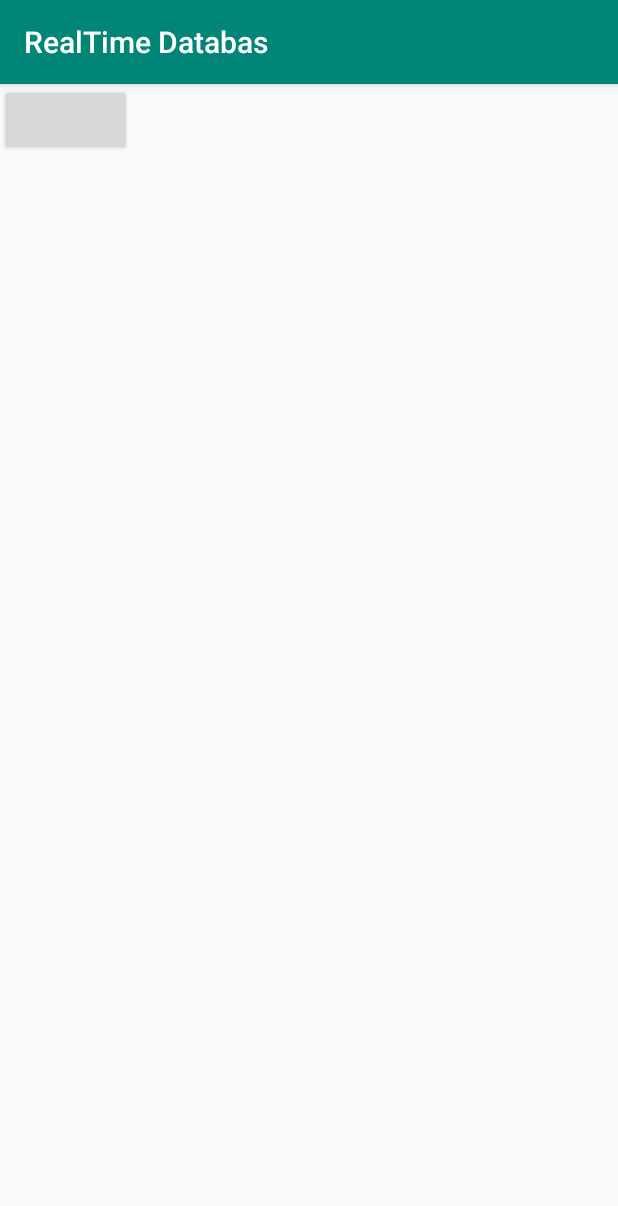
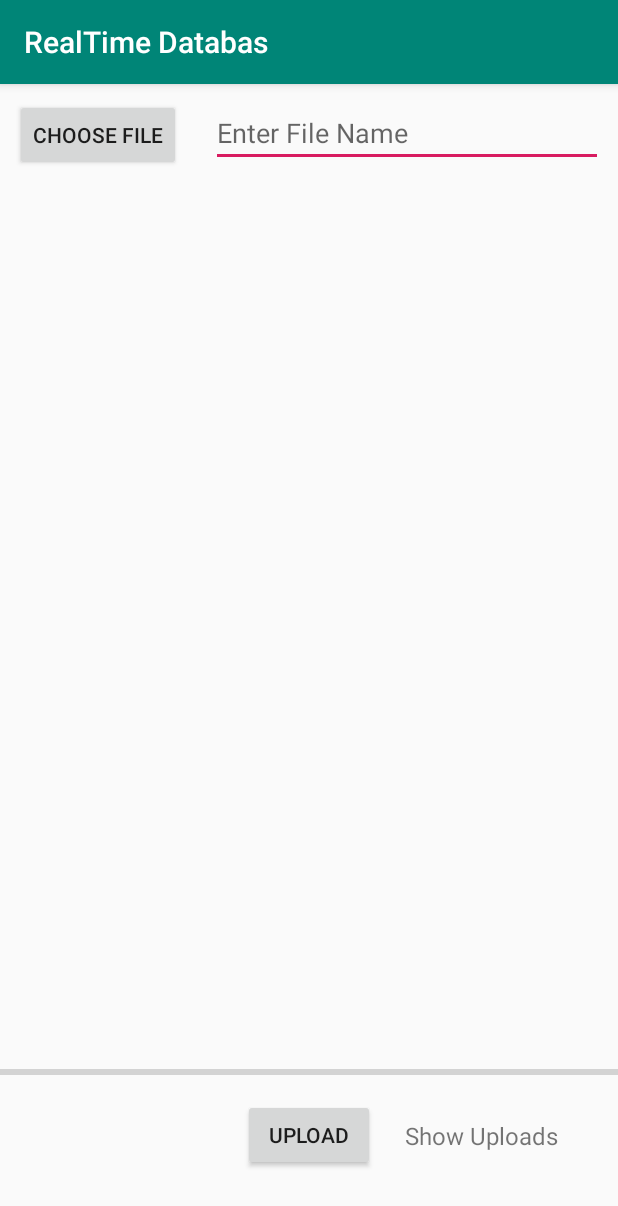
Before and after one commit to TimzOwen/Firebase-RecyclerView-RealTime-DB, an Android app: the screen it shows after launch (MainActivity), on a phone screen of 412 x 824 dp. Shown: the top 1206 px of the screen. Run offline under Robolectric (Android 15) with nearby library versions, the phone set to English and light mode, and no system bars.

Commit message:
Update activity_main.xml
xml Layout design

```diff
--- a/app/src/main/res/layout/activity_main.xml
+++ b/app/src/main/res/layout/activity_main.xml
@@ -7,9 +7,65 @@
     android:layout_height="match_parent"
     tools:context=".MainActivity">
 
+
     <Button
+        android:id="@+id/btn_choose_file"
         android:layout_width="wrap_content"
-        android:layout_height="wrap_content" />
+        android:layout_height="wrap_content"
+        android:layout_margin="10dp"
+        android:text="choose File"
+        />
+
+    <EditText
+        android:id="@+id/et_file_Name"
+        android:layout_width="match_parent"
+        android:layout_height="wrap_content"
+        android:layout_margin="10dp"
+        android:hint="Enter File Name"
+        android:layout_toRightOf="@id/btn_choose_file"
+        />
+    <ImageView
+        android:id="@+id/Iv_imageView"
+        android:layout_width="match_parent"
+        android:layout_height="match_parent"
+       android:layout_below="@id/btn_choose_file"
+        android:layout_above="@id/btn_upload"
+        />
+
+    <ProgressBar
+        android:id="@+id/progressBar"
+        style="@style/Widget.AppCompat.ProgressBar.Horizontal"
+        android:layout_width="match_parent"
+        android:layout_height="wrap_content"
+        android:layout_above="@id/btn_upload"
+        android:layout_alignParentBottom="true"
+        android:layout_marginBottom="101dp" />
+
+    <Button
+        android:id="@+id/btn_upload"
+        android:layout_width="wrap_content"
+        android:layout_height="wrap_content"
+        android:layout_alignParentBottom="true"
+        android:layout_centerHorizontal="true"
+        android:layout_marginTop="20dp"
+        android:layout_marginBottom="43dp"
+        android:text="Upload" />
+
+    <TextView
+        android:id="@+id/tv_show_uploads"
+        android:layout_width="wrap_content"
+        android:layout_height="wrap_content"
+        android:layout_alignParentBottom="true"
+        android:layout_marginStart="20dp"
+        android:layout_marginLeft="18dp"
+        android:layout_marginTop="20dp"
+        android:layout_marginEnd="20dp"
+        android:gravity="center"
+        android:layout_marginRight="20dp"
+        android:layout_marginBottom="56dp"
+        android:layout_toRightOf="@id/btn_upload"
+        android:text="Show Uploads"
+        android:textSize="16sp" />
 
 
 </RelativeLayout>
```
